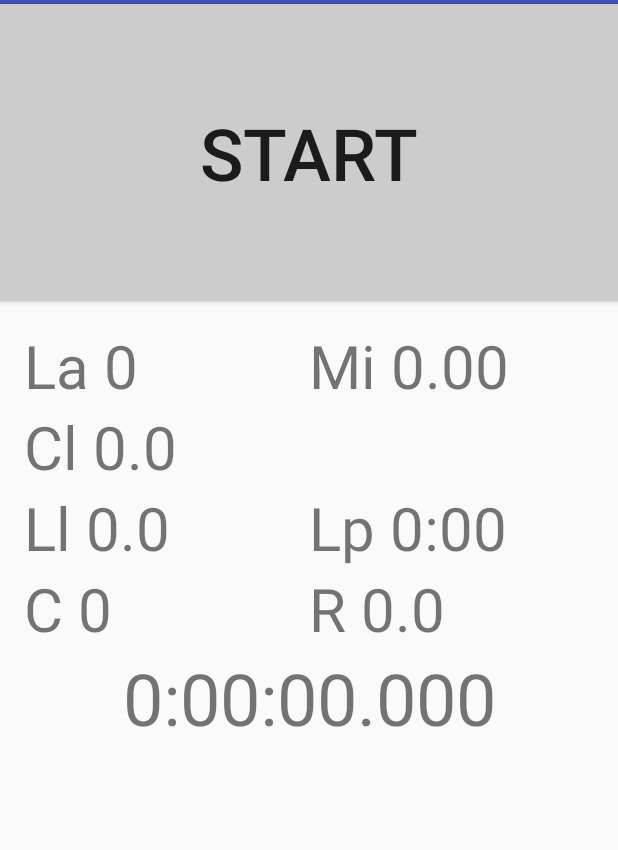
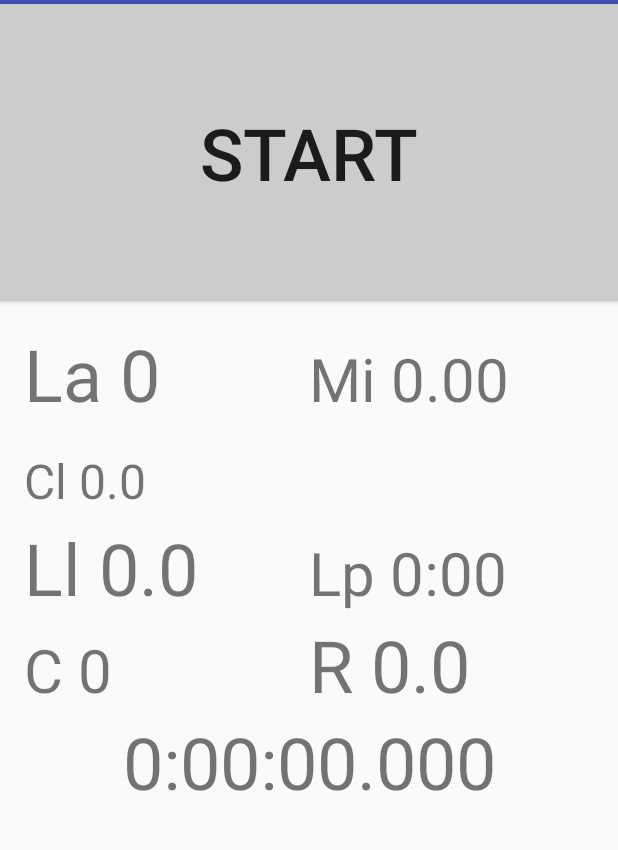
Before and after one commit to schatzsv/TrackRun, an Android app: the screen it shows after launch (MainActivity), on a phone screen of 412 x 824 dp, the part 80-930 px from its top. Run offline under Robolectric (Android 15) with nearby library versions, the phone set to English and light mode, and no system bars.

```diff
--- a/app/src/main/java/com/svschatz/trackrun/MainActivity.java
+++ b/app/src/main/java/com/svschatz/trackrun/MainActivity.java
@@ -46,7 +46,6 @@ import java.io.IOException;
 import java.io.PrintWriter;
 import java.util.HashMap;
 import java.util.Iterator;
-import java.util.LinkedList;
 import java.util.Map;
 
 public class MainActivity extends AppCompatActivity implements SensorEventListener,
@@ -68,6 +67,7 @@ public class MainActivity extends AppCompatActivity implements SensorEventListen
     private boolean mHaveStoragePermission = false;
 
     // Default settings
+    public static TrackRunSettings trs = new TrackRunSettings();
     public String mLapsPerMileString = "13.0";
     public double mLapsPerMileDouble = 13.0;
     private boolean mEnableGps = false;
@@ -123,6 +123,9 @@ public class MainActivity extends AppCompatActivity implements SensorEventListen
         mLapsPerMileDouble = Double.parseDouble(mLapsPerMileString);
         mEnableGps = settings.getBoolean("EnableGps", false);
         mCountLaps = settings.getBoolean("CountLaps", true);
+        trs.setCountLaps(mCountLaps);
+        trs.setEnableGps(mEnableGps);
+        trs.setLapsPerMile(mLapsPerMileString);
         sw.setLapsPerMile(mLapsPerMileDouble);
 
         // Create an instance of GoogleAPIClient.
@@ -262,17 +265,19 @@ public class MainActivity extends AppCompatActivity implements SensorEventListen
                 if (grantResults.length > 0
                         && grantResults[0] == PackageManager.PERMISSION_GRANTED) {
                     // permission was granted
+                    Log.d(TAG, "onRequestPermissionsResult() - ext store permission granted");
                     mHaveStoragePermission = true;
 
                 } else {
                     // permission denied
+                    Log.d(TAG, "onRequestPermissionsResult() - ext store permission denied");
                     mHaveStoragePermission = false;
                 }
                 break;
             }
             case MY_PERMISSIONS_ACCESS_FINE_LOCATION: {
                 if (grantResults[0] == PackageManager.PERMISSION_GRANTED) {
-                    Log.d(TAG, "onRequestPermissionsResult() - permission granted");
+                    Log.d(TAG, "onRequestPermissionsResult() - location permission granted");
                     mHaveLocationPermission = true;
                     if (mEnableGps) {
                         getLocation();
@@ -280,7 +285,7 @@ public class MainActivity extends AppCompatActivity implements SensorEventListen
                         startLocationUpdates();
                     }
                 } else {
-                    Log.d(TAG, "onRequestPermissionsResult() - permission denied");
+                    Log.d(TAG, "onRequestPermissionsResult() - location permission denied");
                     mHaveLocationPermission = false;
                 }
             }
@@ -434,11 +439,14 @@ public class MainActivity extends AppCompatActivity implements SensorEventListen
                 // Handle laps per mile setting
                 mLapsPerMileString = data.getStringExtra("LAPS_PER_MILE");
                 mLapsPerMileDouble = Double.parseDouble(mLapsPerMileString);
+                trs.setLapsPerMile(mLapsPerMileString);
                 sw.setLapsPerMile(mLapsPerMileDouble);
                 // todo Handle count laps/miles setting
                 mCountLaps = data.getBooleanExtra("COUNT_LAPS", true);
+                trs.setCountLaps(mCountLaps);
                 // todo Handle enable/disable GPS
                 boolean rv = data.getBooleanExtra("ENABLE_GPS", false);
+                trs.setEnableGps(rv);
                 if (rv != mEnableGps) {
                     // GPS setting was updated
                     if (rv == false) {
@@ -549,7 +557,6 @@ public class MainActivity extends AppCompatActivity implements SensorEventListen
         if (mLocationFragment != null) {
             mLocationFragment.updateLocationDisplay();
         }
-        return;
     }
 
     public void onResetMenu() {
--- /dev/null
+++ b/app/src/main/java/com/svschatz/trackrun/TrackRunSettings.java
@@ -0,0 +1,50 @@
+package com.svschatz.trackrun;
+
+/**
+ * Created by svschatz on 4/18/2017.
+ */
+
+public class TrackRunSettings {
+    boolean mEnableGps;
+    boolean mCountLaps;
+    double mLapsPerMile;
+
+    public TrackRunSettings() {
+        mEnableGps = false;
+        mCountLaps = true;
+        mLapsPerMile = 13.0;
+    }
+
+    public void setEnableGps(boolean s) {
+        mEnableGps = s;
+    }
+
+    public boolean getEnableGps() {
+        return mEnableGps;
+    }
+
+    public void setCountLaps(boolean s) {
+        mCountLaps = s;
+    }
+
+    public boolean getCountLaps() {
+        return mCountLaps;
+    }
+
+    public void setLapsPerMile(double lpm) {
+        mLapsPerMile = lpm;
+    }
+
+    public void setLapsPerMile(String lpm) {
+        mLapsPerMile = Double.valueOf(lpm);
+    }
+
+    public double getLapsPerMileDouble() {
+        return mLapsPerMile;
+    }
+
+    public String getLapsPerMileString() {
+        return String.valueOf(mLapsPerMile);
+    }
+
+}
--- a/app/src/main/res/layout/lap_fragment.xml
+++ b/app/src/main/res/layout/lap_fragment.xml
@@ -20,7 +20,7 @@
             android:layout_height="wrap_content"
             android:layout_weight=".5"
             android:text="La XXX"
-            android:textSize="40sp" />
+            android:textSize="48sp" />
 
         <TextView
             android:id="@+id/mileCountTextView"
@@ -41,16 +41,16 @@
             android:id="@+id/currentLapTimeTextView"
             android:layout_width="0dp"
             android:layout_height="wrap_content"
-            android:layout_weight=".75"
+            android:layout_weight=".5"
             android:text="Cl XX:XX:XX"
-            android:textSize="40sp" />
+            android:textSize="32sp" />
 
         <TextView
             android:id="@+id/spare1TextView"
             android:layout_width="0dp"
             android:layout_height="wrap_content"
-            android:layout_weight=".25"
-            android:textSize="40sp" />
+            android:layout_weight=".5"
+            android:textSize="48sp" />
     </LinearLayout>
 
     <LinearLayout
@@ -64,7 +64,7 @@
             android:layout_height="wrap_content"
             android:layout_weight="1"
             android:text="Ll XX.X"
-            android:textSize="40sp" />
+            android:textSize="48sp" />
 
         <TextView
             android:id="@+id/lastLapPaceTextView"
@@ -94,7 +94,7 @@
             android:layout_height="wrap_content"
             android:layout_weight="1"
             android:text="R XXX.X"
-            android:textSize="40sp" />
+            android:textSize="48sp" />
     </LinearLayout>
 
     <TextView
```
Also changed, not shown: app/src/main/java/com/svschatz/trackrun/LapFragment.java (+16 -0 lines).
